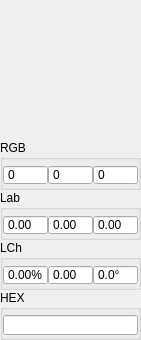
Before: the Qt Designer form ColorWidget/ColorWidget.ui in IFedor-F/ColorCalc, drawn with Qt 5.
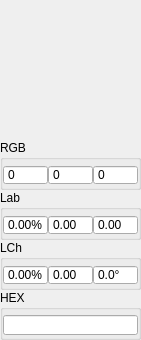
After: the same form once the commit is applied.

```diff
--- a/ColorWidget/ColorWidget.ui
+++ b/ColorWidget/ColorWidget.ui
@@ -238,6 +238,9 @@
     <property name="buttonSymbols">
      <enum>QAbstractSpinBox::ButtonSymbols::NoButtons</enum>
     </property>
+    <property name="suffix">
+     <string>%</string>
+    </property>
     <property name="maximum">
      <double>100.000000000000000</double>
     </property>
```
